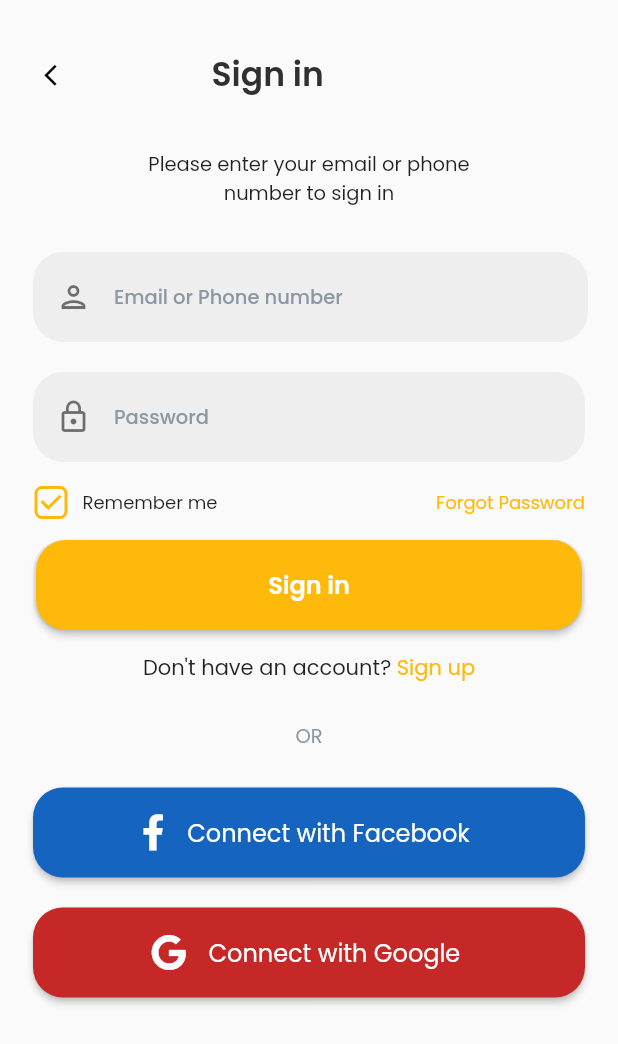
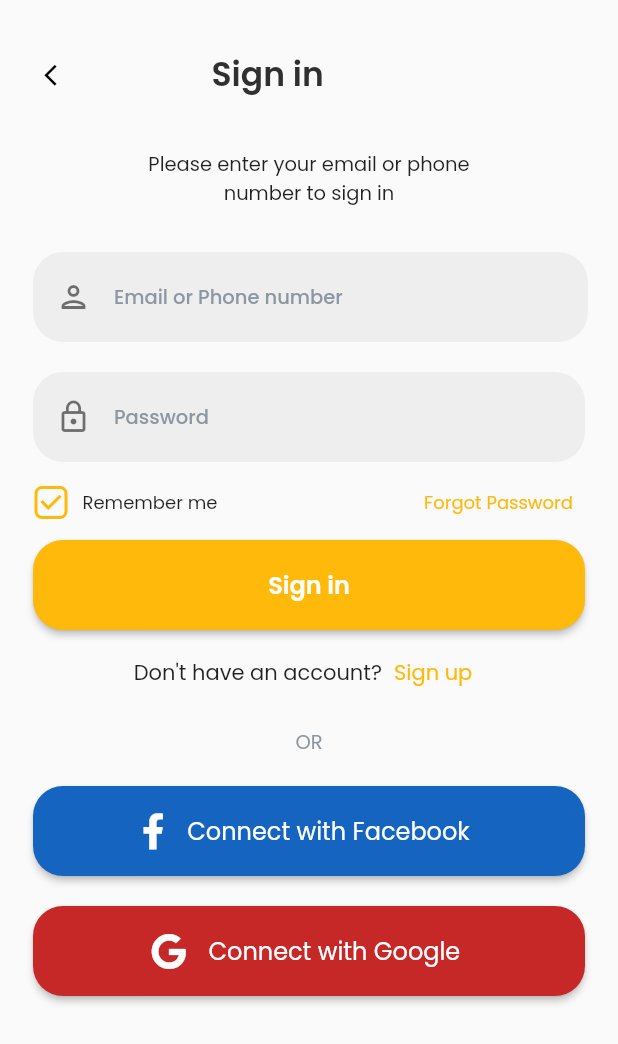
Before and after one commit to ps6067966/food_delivery, a Flutter app: the screen it shows after launch, on a phone screen of 412 x 824 dp. Shown: the top 1044 px of the screen. Run offline on Flutter 3.47's test engine with Material 2 defaults, Android fonts, the phone set to English and light mode, and no system bars; drawn by our look-alikes of auto_size_text; our stand-ins replace font_awesome_flutter, google_fonts.

Commit message:
Created Sign up UI

```diff
--- a/lib/signup.dart
+++ b/lib/signup.dart
@@ -289,12 +289,15 @@ class _SignupPageState extends State<SignupPage> {
                                   ),
                                 ],
                               ),
-                              Text(
+                              TextButton(
+                                onPressed: () {},
+                                child: Text(
                                   'Forgot Password',
                                   style: FlutterFlowTheme.bodyText1.override(
                                     fontFamily: 'Poppins',
                                     color: Color(0xFFFFB90B),
                                     fontSize: 12,
+                                  ),
                                 ),
                               )
                             ],
@@ -302,7 +305,7 @@ class _SignupPageState extends State<SignupPage> {
                         ),
                       ),
                       Padding(
-                        padding: EdgeInsets.fromLTRB(22, 0, 22, 15),
+                        padding: EdgeInsets.fromLTRB(22, 0, 22, 5),
                         child: Container(
                           width: double.infinity,
                           height: 60,
@@ -310,8 +313,6 @@ class _SignupPageState extends State<SignupPage> {
                             color: Color(0xFFEEEEEE),
                             borderRadius: BorderRadius.circular(20),
                           ),
-                          child: Padding(
-                            padding: EdgeInsets.fromLTRB(2, 0, 2, 0),
                           child: FFButtonWidget(
                             onPressed: () {
                               print('Button pressed ...');
@@ -334,23 +335,25 @@ class _SignupPageState extends State<SignupPage> {
                           ),
                         ),
                       ),
-                      ),
                       Row(
                         mainAxisSize: MainAxisSize.max,
                         mainAxisAlignment: MainAxisAlignment.center,
                         children: [
                           Text(
-                            'Don\'t have an account? ',
+                            'Don\'t have an account?',
                             style: FlutterFlowTheme.bodyText1.override(
                               fontFamily: 'Poppins',
                               color: Colors.black87,
                             ),
                           ),
-                          Text(
+                          TextButton(
+                            onPressed: () {},
+                            child: Text(
                               'Sign up',
                               style: FlutterFlowTheme.bodyText1.override(
                                 fontFamily: 'Poppins',
                                 color: Color(0xFFFFB90B),
+                              ),
                             ),
                           )
                         ],
@@ -358,7 +361,7 @@ class _SignupPageState extends State<SignupPage> {
                     ],
                   ),
                   Padding(
-                    padding: EdgeInsets.fromLTRB(0, 25, 0, 25),
+                    padding: EdgeInsets.fromLTRB(0, 12,0, 20),
                     child: Text(
                       'OR',
                       textAlign: TextAlign.center,
```
Lines whose indentation alone changed are shown as unchanged.
